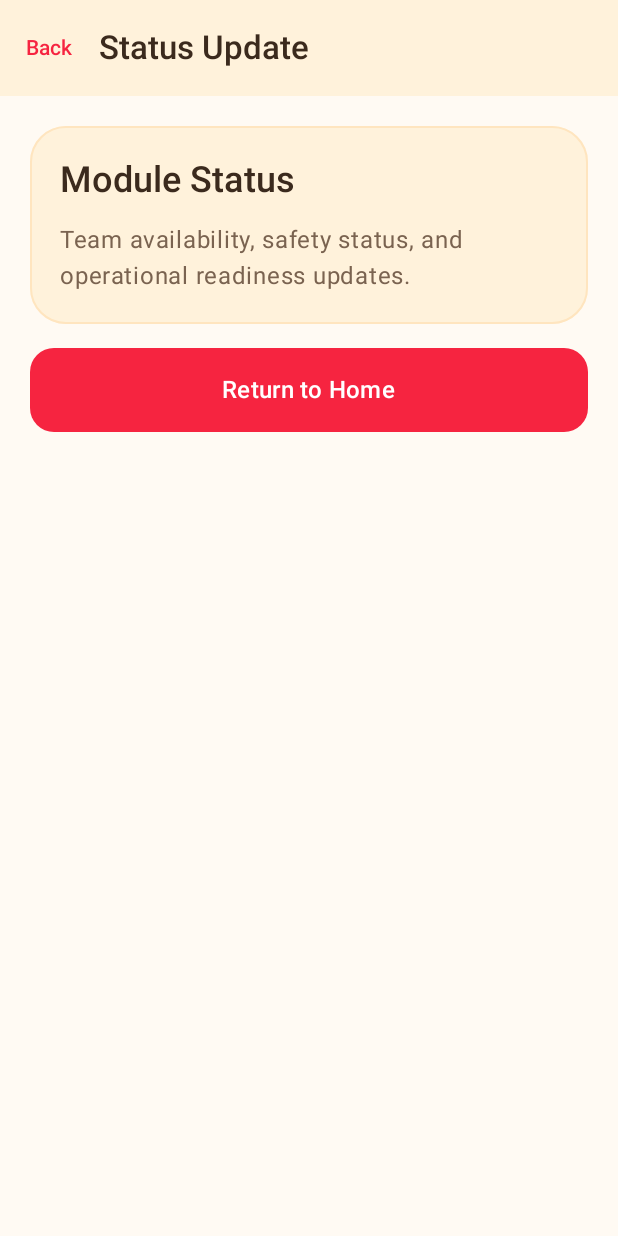
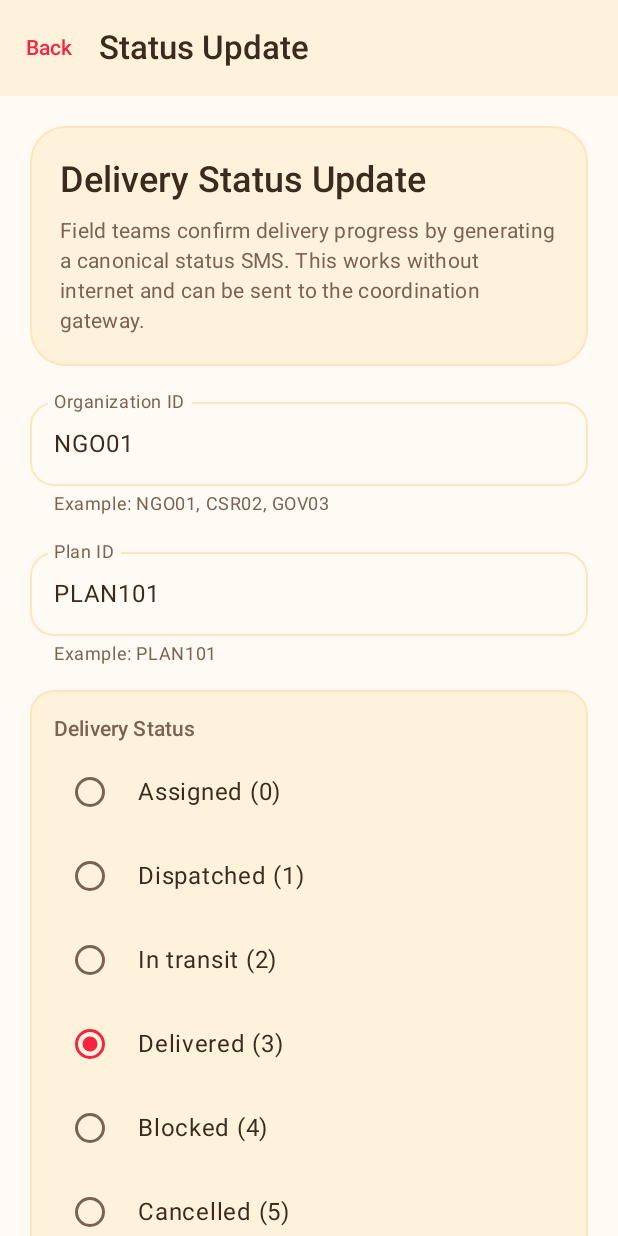
Before and after one commit to AbinavDWH/PACT, an Android app built with Jetpack Compose: the screen it shows after launch (MainActivity), after a tap on "Status Update", on a phone screen of 412 x 824 dp. Run offline under Robolectric (Android 15) with nearby library versions, the light colour scheme and no system bars.

Commit message:
modified:   android/app/src/main/java/org/humanitarian/fieldapp/MainActivity.kt 	new file:   android/app/src/main/java/org/humanitarian/fieldapp/sms/StatusSmsBuilder.kt 	new file:   android/app/src/main/java/org/humanitarian/fieldapp/ui/StatusUpdateScreen.kt

```diff
--- a/android/app/src/main/java/org/humanitarian/fieldapp/MainActivity.kt
+++ b/android/app/src/main/java/org/humanitarian/fieldapp/MainActivity.kt
@@ -10,9 +10,9 @@ import androidx.compose.runtime.setValue
 import org.humanitarian.fieldapp.ui.FieldReportScreen
 import org.humanitarian.fieldapp.ui.HomeScreen
 import org.humanitarian.fieldapp.ui.OfflineMapScreen
-import org.humanitarian.fieldapp.ui.PlaceholderScreen
 import org.humanitarian.fieldapp.ui.SmsDecoderScreen
 import org.humanitarian.fieldapp.ui.SmsFallbackScreen
+import org.humanitarian.fieldapp.ui.StatusUpdateScreen
 import org.humanitarian.fieldapp.ui.theme.PactTheme
 
 class MainActivity : ComponentActivity() {
@@ -83,9 +83,7 @@ class MainActivity : ComponentActivity() {
                     }
 
                     "status_update" -> {
-                        PlaceholderScreen(
-                            title = "Status Update",
-                            description = "Team availability, safety status, and operational readiness updates.",
+                        StatusUpdateScreen(
                             onBack = {
                                 currentScreen = "home"
                             }
--- /dev/null
+++ b/android/app/src/main/java/org/humanitarian/fieldapp/sms/StatusSmsBuilder.kt
@@ -0,0 +1,50 @@
+package org.humanitarian.fieldapp.sms
+
+import android.content.Context
+
+object StatusSmsBuilder {
+
+    private const val PREFS_NAME = "pact_status_seq"
+
+    // Status codes from sms.md section 8
+    val statusOptions = listOf(
+        "0" to "Assigned",
+        "1" to "Dispatched",
+        "2" to "In transit",
+        "3" to "Delivered",
+        "4" to "Blocked",
+        "5" to "Cancelled"
+    )
+
+    // XOR checksum (matches sms.md section 24 and the decoder)
+    private fun xorChecksum(text: String): String {
+        var value = 0
+        for (ch in text) {
+            value = value xor ch.code
+        }
+        return "%02X".format(value)
+    }
+
+    // Per-organization sequence counter to avoid duplicates
+    fun nextSequence(context: Context, organizationId: String): Int {
+        val prefs = context.getSharedPreferences(PREFS_NAME, Context.MODE_PRIVATE)
+        val key = "seq_${organizationId.uppercase()}"
+        val next = prefs.getInt(key, 0) + 1
+        prefs.edit().putInt(key, next).apply()
+        return next
+    }
+
+    // Canonical status SMS: S|SEQ|PLAN|STATUS|CRC
+    fun encodeStatus(seq: Int, planId: String, statusCode: String): String {
+        val seqText = seq.toString().padStart(3, '0')
+        val body = "S|$seqText|${planId.trim().uppercase()}|${statusCode.trim()}"
+        val crc = xorChecksum(body)
+        return "$body|$crc"
+    }
+
+    // Human-readable preview (matches decoder output style)
+    fun humanMessage(planId: String, statusCode: String): String {
+        val statusName = statusOptions.firstOrNull { it.first == statusCode }?.second ?: statusCode
+        return "Plan ${planId.trim().uppercase()} status updated to: $statusName."
+    }
+}
--- /dev/null
+++ b/android/app/src/main/java/org/humanitarian/fieldapp/ui/StatusUpdateScreen.kt
@@ -0,0 +1,266 @@
+package org.humanitarian.fieldapp.ui
+
+import android.content.ClipData
+import android.content.ClipboardManager
+import android.content.Context
+import android.widget.Toast
+import androidx.compose.foundation.BorderStroke
+import androidx.compose.foundation.layout.Arrangement
+import androidx.compose.foundation.layout.Column
+import androidx.compose.foundation.layout.Row
+import androidx.compose.foundation.layout.Spacer
+import androidx.compose.foundation.layout.fillMaxSize
+import androidx.compose.foundation.layout.fillMaxWidth
+import androidx.compose.foundation.layout.height
+import androidx.compose.foundation.layout.padding
+import androidx.compose.foundation.layout.width
+import androidx.compose.foundation.rememberScrollState
+import androidx.compose.foundation.shape.RoundedCornerShape
+import androidx.compose.foundation.verticalScroll
+import androidx.compose.material3.Button
+import androidx.compose.material3.ButtonDefaults
+import androidx.compose.material3.ExperimentalMaterial3Api
+import androidx.compose.material3.MaterialTheme
+import androidx.compose.material3.OutlinedTextField
+import androidx.compose.material3.RadioButton
+import androidx.compose.material3.RadioButtonDefaults
+import androidx.compose.material3.Scaffold
+import androidx.compose.material3.Surface
+import androidx.compose.material3.Text
+import androidx.compose.material3.TextButton
+import androidx.compose.material3.TopAppBar
+import androidx.compose.material3.TopAppBarDefaults
+import androidx.compose.runtime.Composable
+import androidx.compose.runtime.getValue
+import androidx.compose.runtime.mutableStateOf
+import androidx.compose.runtime.remember
+import androidx.compose.runtime.saveable.rememberSaveable
+import androidx.compose.runtime.setValue
+import androidx.compose.ui.Alignment
+import androidx.compose.ui.Modifier
+import androidx.compose.ui.platform.LocalContext
+import androidx.compose.ui.text.font.FontFamily
+import androidx.compose.ui.text.font.FontWeight
+import androidx.compose.ui.unit.dp
+import org.humanitarian.fieldapp.sms.StatusSmsBuilder
+import org.humanitarian.fieldapp.ui.theme.PactAccent
+import org.humanitarian.fieldapp.ui.theme.PactBackground
+import org.humanitarian.fieldapp.ui.theme.PactOnPrimary
+import org.humanitarian.fieldapp.ui.theme.PactPrimary
+import org.humanitarian.fieldapp.ui.theme.PactSurface
+import org.humanitarian.fieldapp.ui.theme.PactTextPrimary
+import org.humanitarian.fieldapp.ui.theme.PactTextSecondary
+
+@OptIn(ExperimentalMaterial3Api::class)
+@Composable
+fun StatusUpdateScreen(
+    onBack: () -> Unit
+) {
+    val context = LocalContext.current
+    var organizationId by rememberSaveable { mutableStateOf("NGO01") }
+    var planId by rememberSaveable { mutableStateOf("PLAN101") }
+    var selectedStatus by rememberSaveable { mutableStateOf("3") }
+    var generatedPayload by remember { mutableStateOf("") }
+    var generatedMessage by remember { mutableStateOf("") }
+
+    Scaffold(
+        containerColor = PactBackground,
+        topBar = {
+            TopAppBar(
+                title = {
+                    Text(
+                        text = "Status Update",
+                        style = MaterialTheme.typography.titleLarge,
+                        fontWeight = FontWeight.SemiBold,
+                        color = PactTextPrimary
+                    )
+                },
+                navigationIcon = {
+                    TextButton(onClick = onBack) {
+                        Text(text = "Back", color = PactPrimary, fontWeight = FontWeight.SemiBold)
+                    }
+                },
+                colors = TopAppBarDefaults.topAppBarColors(
+                    containerColor = PactSurface,
+                    titleContentColor = PactTextPrimary,
+                    navigationIconContentColor = PactPrimary
+                )
+            )
+        }
+    ) { padding ->
+        Column(
+            modifier = Modifier
+                .fillMaxSize()
+                .padding(padding)
+                .verticalScroll(rememberScrollState())
+                .padding(20.dp),
+            verticalArrangement = Arrangement.spacedBy(16.dp)
+        ) {
+            Surface(
+                modifier = Modifier.fillMaxWidth(),
+                shape = RoundedCornerShape(24.dp),
+                color = PactSurface,
+                border = BorderStroke(1.dp, PactAccent)
+            ) {
+                Column(modifier = Modifier.padding(20.dp), verticalArrangement = Arrangement.spacedBy(8.dp)) {
+                    Text(
+                        text = "Delivery Status Update",
+                        style = MaterialTheme.typography.headlineSmall,
+                        fontWeight = FontWeight.SemiBold,
+                        color = PactTextPrimary
+                    )
+                    Text(
+                        text = "Field teams confirm delivery progress by generating a canonical status SMS. This works without internet and can be sent to the coordination gateway.",
+                        style = MaterialTheme.typography.bodyMedium,
+                        color = PactTextSecondary
+                    )
+                }
+            }
+
+            OutlinedTextField(
+                value = organizationId,
+                onValueChange = { organizationId = it.uppercase() },
+                label = { Text("Organization ID") },
+                supportingText = { Text("Example: NGO01, CSR02, GOV03") },
+                singleLine = true,
+                shape = RoundedCornerShape(16.dp),
+                modifier = Modifier.fillMaxWidth()
+            )
+
+            OutlinedTextField(
+                value = planId,
+                onValueChange = { planId = it.uppercase() },
+                label = { Text("Plan ID") },
+                supportingText = { Text("Example: PLAN101") },
+                singleLine = true,
+                shape = RoundedCornerShape(16.dp),
+                modifier = Modifier.fillMaxWidth()
+            )
+
+            Surface(
+                modifier = Modifier.fillMaxWidth(),
+                shape = RoundedCornerShape(16.dp),
+                color = PactSurface,
+                border = BorderStroke(1.dp, PactAccent)
+            ) {
+                Column(modifier = Modifier.padding(16.dp), verticalArrangement = Arrangement.spacedBy(8.dp)) {
+                    Text(
+                        text = "Delivery Status",
+                        style = MaterialTheme.typography.labelLarge,
+                        color = PactTextSecondary
+                    )
+
+                    StatusSmsBuilder.statusOptions.forEach { (code, label) ->
+                        Row(
+                            modifier = Modifier.fillMaxWidth(),
+                            verticalAlignment = Alignment.CenterVertically
+                        ) {
+                            RadioButton(
+                                selected = selectedStatus == code,
+                                onClick = { selectedStatus = code },
+                                colors = RadioButtonDefaults.colors(
+                                    selectedColor = PactPrimary,
+                                    unselectedColor = PactTextSecondary
+                                )
+                            )
+                            Spacer(modifier = Modifier.width(8.dp))
+                            Text(
+                                text = "$label ($code)",
+                                style = MaterialTheme.typography.bodyLarge,
+                                color = PactTextPrimary
+                            )
+                        }
+                    }
+                }
+            }
+
+            Button(
+                onClick = {
+                    val org = organizationId.trim().uppercase()
+                    val plan = planId.trim().uppercase()
+                    if (org.isNotBlank() && plan.isNotBlank()) {
+                        val seq = StatusSmsBuilder.nextSequence(context, org)
+                        generatedPayload = StatusSmsBuilder.encodeStatus(seq, plan, selectedStatus)
+                        generatedMessage = StatusSmsBuilder.humanMessage(plan, selectedStatus)
+                    } else {
+                        Toast.makeText(context, "Enter organization and plan ID", Toast.LENGTH_SHORT).show()
+                    }
+                },
+                modifier = Modifier.fillMaxWidth().height(56.dp),
+                shape = RoundedCornerShape(16.dp),
+                colors = ButtonDefaults.buttonColors(containerColor = PactPrimary, contentColor = PactOnPrimary)
+            ) {
+                Text("Generate Status SMS", style = MaterialTheme.typography.titleMedium, fontWeight = FontWeight.SemiBold)
+            }
+
+            if (generatedPayload.isNotBlank()) {
+                Surface(
+                    modifier = Modifier.fillMaxWidth(),
+                    shape = RoundedCornerShape(24.dp),
+                    color = PactSurface,
+                    border = BorderStroke(1.dp, PactAccent)
+                ) {
+                    Column(modifier = Modifier.padding(20.dp), verticalArrangement = Arrangement.spacedBy(12.dp)) {
+                        Text(
+                            text = "Generated Status SMS",
+                            style = MaterialTheme.typography.titleLarge,
+                            fontWeight = FontWeight.SemiBold,
+                            color = PactTextPrimary
+                        )
+
+                        Surface(
+                            modifier = Modifier.fillMaxWidth(),
+                            shape = RoundedCornerShape(16.dp),
+                            color = PactBackground,
+                            border = BorderStroke(1.dp, PactAccent)
+                        ) {
+                            Text(
+                                text = generatedMessage,
+                                modifier = Modifier.padding(16.dp),
+                                style = MaterialTheme.typography.bodyLarge,
+                                fontWeight = FontWeight.Medium,
+                                color = PactTextPrimary
+                            )
+                        }
+
+                        Text(text = "SMS Payload", style = MaterialTheme.typography.labelLarge, color = PactTextSecondary)
+
+                        Surface(
+                            modifier = Modifier.fillMaxWidth(),
+                            shape = RoundedCornerShape(12.dp),
+                            color = PactBackground,
+                            border = BorderStroke(1.dp, PactAccent)
+                        ) {
+                            Text(
+                                text = generatedPayload,
+                                modifier = Modifier.padding(16.dp),
+                                style = MaterialTheme.typography.bodyLarge,
+                                fontFamily = FontFamily.Monospace,
+                                color = PactTextPrimary
+                            )
+                        }
+
+                        Button(
+                            onClick = {
+                                val clipboard = context.getSystemService(Context.CLIPBOARD_SERVICE) as ClipboardManager
+                                clipboard.setPrimaryClip(ClipData.newPlainText("Status SMS", generatedPayload))
+                                Toast.makeText(context, "Status SMS copied", Toast.LENGTH_SHORT).show()
+                            },
+                            modifier = Modifier.fillMaxWidth(),
+                            shape = RoundedCornerShape(16.dp),
+                            colors = ButtonDefaults.buttonColors(containerColor = PactPrimary, contentColor = PactOnPrimary)
+                        ) {
+                            Text("Copy Payload", style = MaterialTheme.typography.titleMedium, fontWeight = FontWeight.SemiBold)
+                        }
+
+                        Text(
+                            text = "Tip: Paste this payload into the SMS Decoder to verify it decodes into a readable status message.",
+                            style = MaterialTheme.typography.bodySmall,
+                            color = PactTextSecondary
+                        )
+                    }
+                }
+            }
+        }
+    }
+}
```
